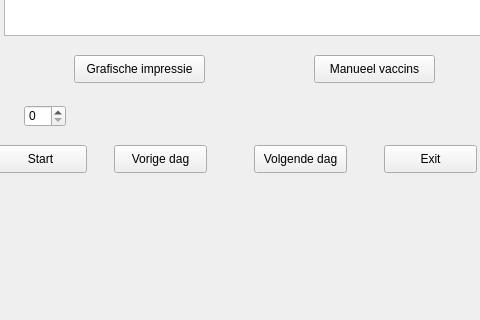
First picture: the form in src/vaccininterface.ui, repository Sam-Roggeman/ProjectPSE, before the edit; both pictures show x 286 to 766 and y 255 to 575 of the 1012 by 575 pixel window.
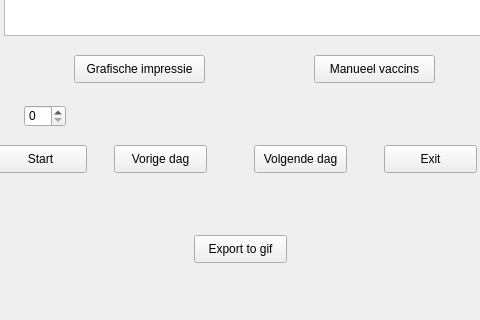
Second picture: the form after the edit. The open tabs and pages were chosen to show the change.

The edit to the form file:
```diff
--- a/src/vaccininterface.ui
+++ b/src/vaccininterface.ui
@@ -365,6 +365,19 @@
      <widget class="QWidget" name="page_11"/>
      <widget class="QWidget" name="page_12"/>
     </widget>
+    <widget class="QPushButton" name="Gif_export">
+     <property name="geometry">
+      <rect>
+       <x>470</x>
+       <y>490</y>
+       <width>93</width>
+       <height>28</height>
+      </rect>
+     </property>
+     <property name="text">
+      <string>Export to gif</string>
+     </property>
+    </widget>
    </widget>
   </widget>
  </widget>
```
Left out of the diff: 14 changed lines with no effect on the pictures.
